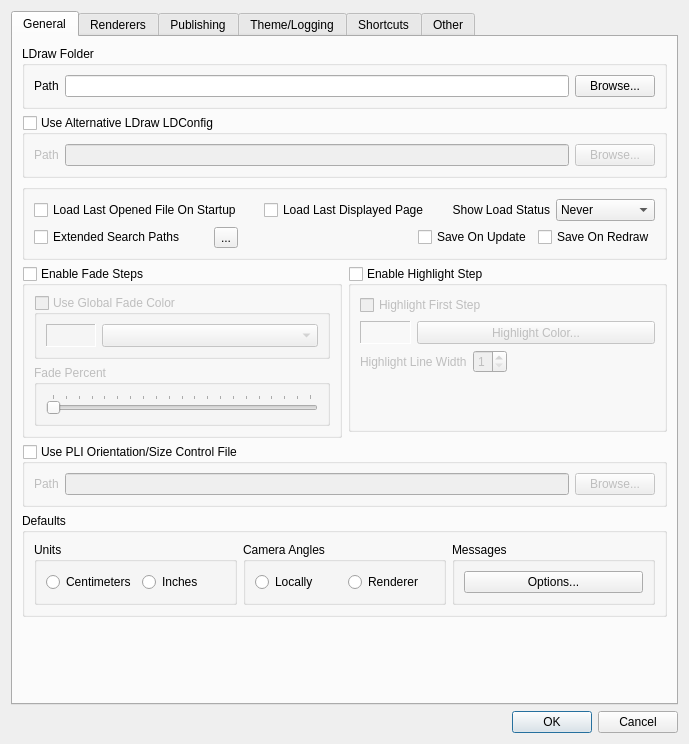
First picture: the form in mainApp/preferences.ui, repository trevorsandy/lpub3d-ci, before the edit.
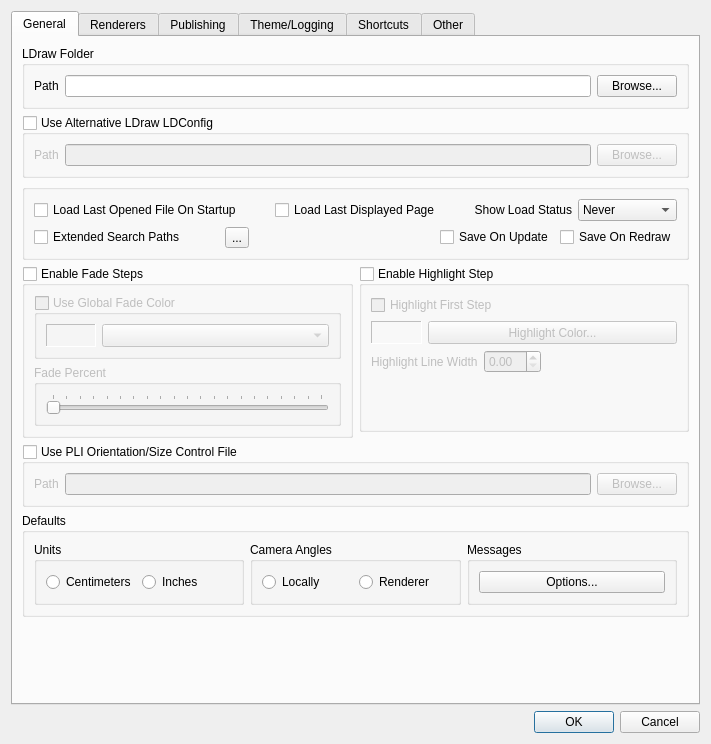
Second picture: the form after the edit. The open tabs and pages were chosen to show the change.

Commit message: Line width change does not persist when highlight parts is enabled #829

The edit to the form file:
```diff
--- a/mainApp/preferences.ui
+++ b/mainApp/preferences.ui
@@ -7,8 +7,8 @@
    <rect>
     <x>0</x>
     <y>0</y>
-    <width>636</width>
-    <height>660</height>
+    <width>711</width>
+    <height>717</height>
    </rect>
   </property>
   <property name="sizePolicy">
@@ -586,22 +586,6 @@
               </property>
              </widget>
             </item>
-            <item row="2" column="2">
-             <widget class="QSpinBox" name="highlightStepLineWidthSpin">
-              <property name="enabled">
-               <bool>false</bool>
-              </property>
-              <property name="toolTip">
-               <string>Set the highlight line width  [LDGLite only]</string>
-              </property>
-              <property name="minimum">
-               <number>1</number>
-              </property>
-              <property name="maximum">
-               <number>5</number>
-              </property>
-             </widget>
-            </item>
             <item row="0" column="0" colspan="4">
              <widget class="QCheckBox" name="highlightFirstStepBox">
               <property name="text">
@@ -663,6 +647,16 @@
               </property>
              </spacer>
             </item>
+            <item row="2" column="2">
+             <widget class="QDoubleSpinBox" name="highlightStepLineWidthSpin">
+              <property name="enabled">
+               <bool>false</bool>
+              </property>
+              <property name="toolTip">
+               <string>Highlight line width set with meta command or inherited from Native renderer Edge Lines</string>
+              </property>
+             </widget>
+            </item>
            </layout>
           </widget>
          </item>
```
Left out of the diff: 150 changed lines with no effect on the pictures. The commit also changes 9 other files.
